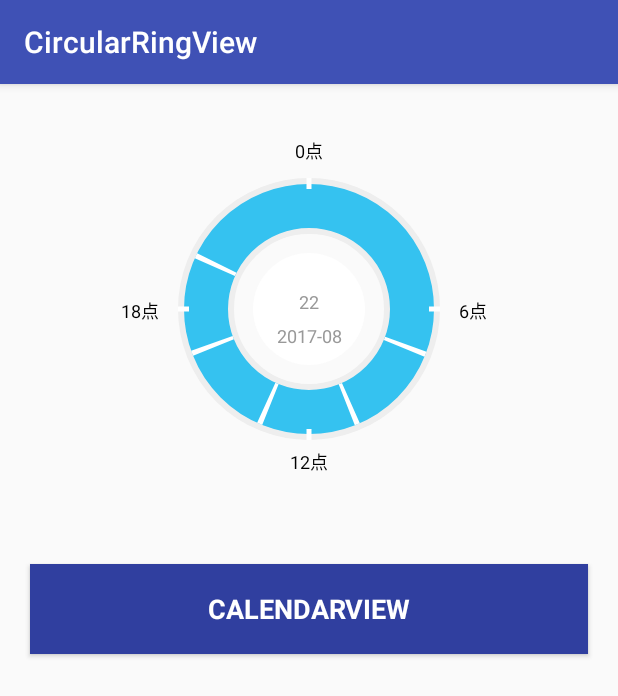
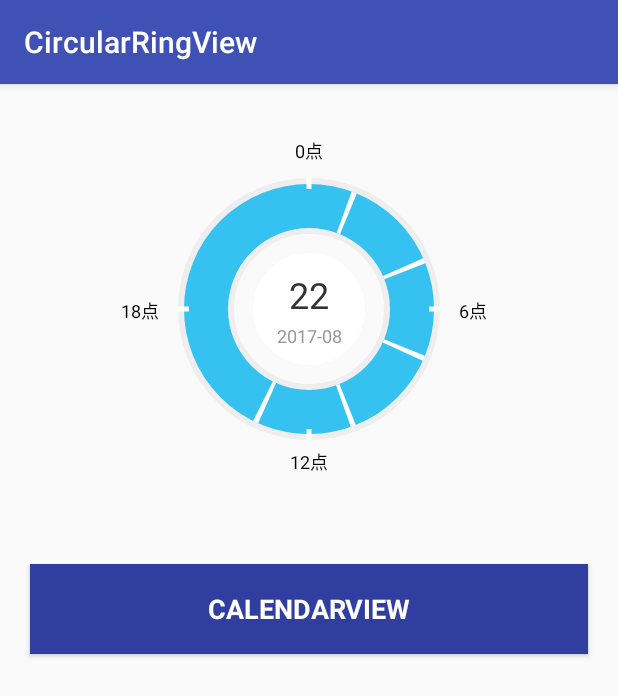
Before and after one commit to christian-zs/CircularRingView, an Android app: the screen it shows after launch (MainActivity), on a phone screen of 412 x 824 dp. Shown: the top 696 px of the screen. Run offline under Robolectric (Android 15) with nearby library versions, the phone set to English and light mode, and no system bars.

Commit message:
修改view重绘问题、角度绘制问题 :basketball:

```diff
--- a/library/src/main/java/com/example/zs/library/CircularRingView.java
+++ b/library/src/main/java/com/example/zs/library/CircularRingView.java
@@ -177,6 +177,7 @@ public class CircularRingView extends View {
      * @param color 颜色
      */
     public void setCenterTextColor(int color) {
+        centerTextColor = color;
         centerPaintText.setColor(color);
         postInvalidate();
     }
@@ -250,7 +251,7 @@ public class CircularRingView extends View {
 
             for (int i = 0; i < signDateRecords.size(); i++) {
                 paint.setColor(Color.WHITE);
-                canvas.drawArc(oval, signDateRecords.get(i), (float) 2.5, false, paint);
+                canvas.drawArc(oval, signDateRecords.get(i) - 90, (float) 2.5, false, paint);
             }
         }
 
@@ -301,6 +302,8 @@ public class CircularRingView extends View {
 
         // 绘制中心日期
         if (isShowScale) {
+            centerPaintText.setTextSize(centerTextSize);
+            centerPaintText.setColor(centerTextColor);
             centerPaintText.getTextBounds(date, 0, date.length(), bounds);
             canvas.drawText(date, circleCenter,
                     circleCenter, centerPaintText);
```
